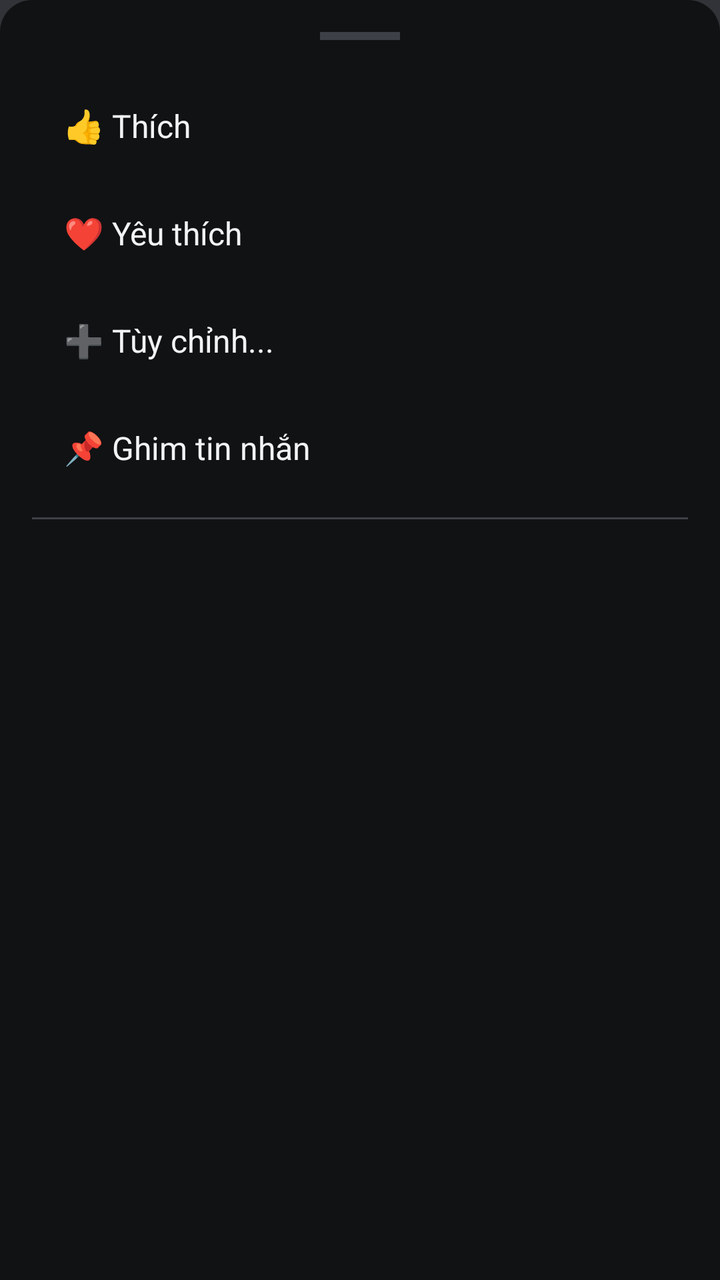
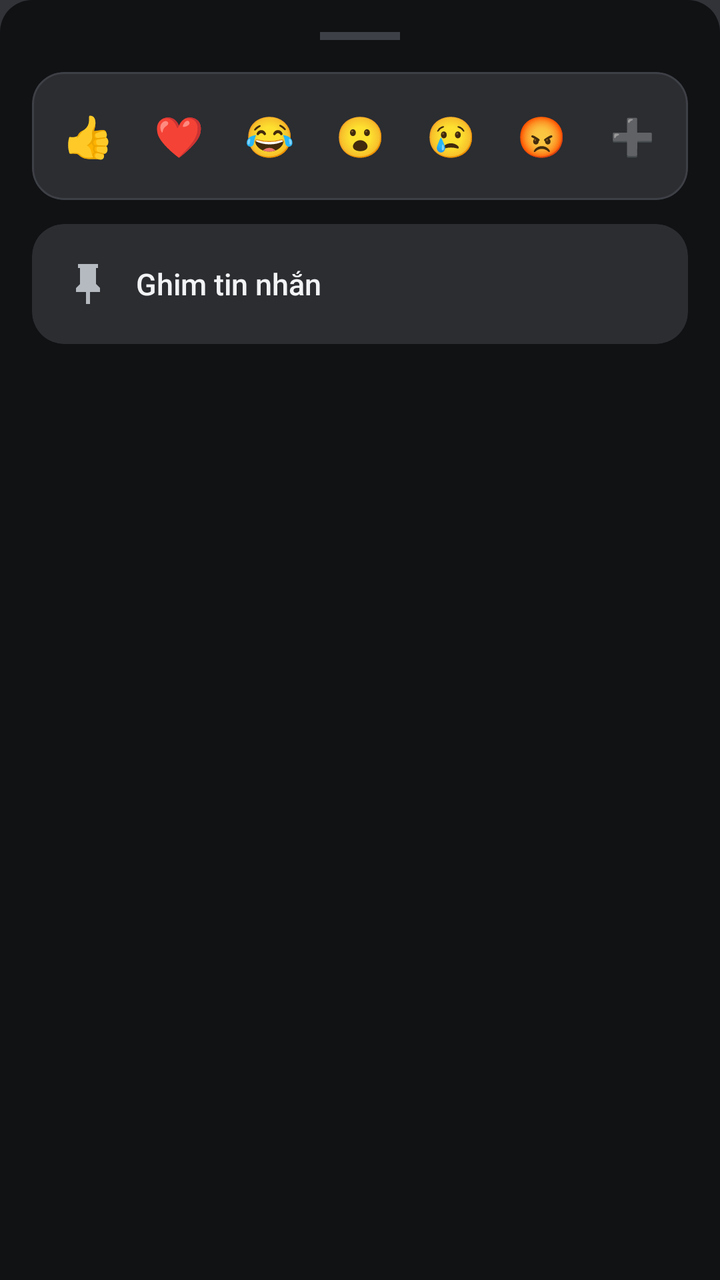

The first picture is an Android layout as it rendered before a commit; the second is the same layout after the commit. The layout source and the unified diff follow.
<!-- AndroidManifest.xml: application theme Theme.SE114_CallingSystem -->
<!-- res/layout/layout_bottom_sheet_menu.xml -->
<?xml version="1.0" encoding="utf-8"?>
<LinearLayout xmlns:android="http://schemas.android.com/apk/res/android"
    android:layout_width="match_parent"
    android:layout_height="wrap_content"
    android:background="@drawable/bg_bottom_sheet"
    android:orientation="vertical"
    android:padding="16dp">

    <View
        android:layout_width="40dp"
        android:layout_height="4dp"
        android:layout_gravity="center_horizontal"
        android:background="@color/handle_bar"
        android:layout_marginBottom="16dp"/>

    <TextView
        android:id="@+id/btnReactLike"
        android:layout_width="match_parent"
        android:layout_height="wrap_content"
        android:padding="16dp"
        android:text="👍 Thích"
        android:textColor="@color/text_primary"
        android:textSize="16sp"
        android:background="?attr/selectableItemBackground"/>

    <TextView
        android:id="@+id/btnReactLove"
        android:layout_width="match_parent"
        android:layout_height="wrap_content"
        android:padding="16dp"
        android:text="❤️ Yêu thích"
        android:textColor="@color/text_primary"
        android:textSize="16sp"
        android:background="?attr/selectableItemBackground"/>

    <TextView
        android:id="@+id/btnReactCustom"
        android:layout_width="match_parent"
        android:layout_height="wrap_content"
        android:padding="16dp"
        android:text="➕ Tùy chỉnh..."
        android:textColor="@color/text_primary"
        android:textSize="16sp"
        android:background="?attr/selectableItemBackground"/>

    <TextView
        android:id="@+id/btnRemoveReaction"
        android:layout_width="match_parent"
        android:layout_height="wrap_content"
        android:padding="16dp"
        android:text="💔 Gỡ cảm xúc"
        android:textColor="@color/text_primary"
        android:textSize="16sp"
        android:visibility="gone"
        android:background="?attr/selectableItemBackground"/>

    <TextView
        android:id="@+id/btnPin"
        android:layout_width="match_parent"
        android:layout_height="wrap_content"
        android:padding="16dp"
        android:text="📌 Ghim tin nhắn"
        android:textColor="@color/text_primary"
        android:textSize="16sp"
        android:background="?attr/selectableItemBackground"/>

    <View
        android:layout_width="match_parent"
        android:layout_height="1dp"
        android:background="@color/divider"
        android:layout_marginVertical="8dp"/>

    <TextView
        android:id="@+id/btnDelete"
        android:layout_width="match_parent"
        android:layout_height="wrap_content"
        android:padding="16dp"
        android:text="🗑️ Thu hồi tin nhắn"
        android:textColor="@color/danger"
        android:textSize="16sp"
        android:textStyle="bold"
        android:visibility="gone"
        android:background="?attr/selectableItemBackground"/>

</LinearLayout>
<!-- resources referenced by this layout -->
<resources>
  <color name="danger">@color/discord_red</color>
  <color name="divider">@color/discord_divider</color>
  <color name="handle_bar">@color/discord_divider</color>
  <color name="text_primary">@color/discord_text_primary</color>
  <!-- drawable bg_bottom_sheet (drawable) -->
  <?xml version="1.0" encoding="utf-8"?>
  <shape xmlns:android="http://schemas.android.com/apk/res/android"
      android:shape="rectangle">
      <solid android:color="@color/discord_dark_floating" />
      <corners
          android:topLeftRadius="16dp"
          android:topRightRadius="16dp"
          android:bottomLeftRadius="0dp"
          android:bottomRightRadius="0dp" />
  </shape>
  <style name="Theme.SE114_CallingSystem" parent="Base.Theme.SE114_CallingSystem" />
  <color name="discord_red">#DA373C</color>
  <color name="discord_divider">#3E4047</color>
  <color name="discord_text_primary">#F2F3F5</color>
  <color name="discord_dark_floating">#111214</color>
  <style name="Base.Theme.SE114_CallingSystem" parent="Theme.Material3.DayNight.NoActionBar">
          <item name="colorPrimary">@color/accent</item>
          <item name="colorOnPrimary">@color/text_on_accent</item>
          <item name="colorSecondary">@color/accent_light</item>
          <item name="android:windowBackground">@color/bg_primary</item>
          <item name="android:statusBarColor">@color/bg_primary</item>
          <item name="android:navigationBarColor">@color/bg_primary</item>
      </style>
  <color name="accent">@color/discord_blurple</color>
  <color name="text_on_accent">#FFFFFF</color>
  <color name="accent_light">#7A85F5</color>
  <color name="bg_primary">@color/discord_dark_base</color>
  <color name="discord_blurple">#5865F2</color>
  <color name="discord_dark_base">#313338</color>
</resources>

<!-- the commit's change to res/layout/layout_bottom_sheet_menu.xml (unified diff, before → after) -->
@@ -1,85 +1,229 @@
 <?xml version="1.0" encoding="utf-8"?>
 <LinearLayout xmlns:android="http://schemas.android.com/apk/res/android"
+    xmlns:app="http://schemas.android.com/apk/res-auto"
     android:layout_width="match_parent"
     android:layout_height="wrap_content"
     android:background="@drawable/bg_bottom_sheet"
+    android:backgroundTint="@color/discord_dark_floating"
     android:orientation="vertical"
     android:padding="16dp">
 
+    
     <View
         android:layout_width="40dp"
         android:layout_height="4dp"
         android:layout_gravity="center_horizontal"
-        android:background="@color/handle_bar"
+        android:background="@color/discord_divider"
         android:layout_marginBottom="16dp"/>
 
-    <TextView
-        android:id="@+id/btnReactLike"
+    
+    <com.google.android.material.card.MaterialCardView
+        android:layout_width="match_parent"
+        android:layout_height="64dp"
+        android:layout_marginBottom="12dp"
+        app:cardBackgroundColor="@color/discord_dark_alt"
+        app:cardCornerRadius="16dp"
+        app:cardElevation="0dp"
+        app:strokeColor="@color/discord_divider"
+        app:strokeWidth="1dp">
+
+        <LinearLayout
+            android:layout_width="match_parent"
+            android:layout_height="match_parent"
+            android:orientation="horizontal"
+            android:gravity="center"
+            android:paddingHorizontal="8dp">
+
+            <TextView
+                android:id="@+id/btnReactLike"
+                android:layout_width="40dp"
+                android:layout_height="40dp"
+                android:gravity="center"
+                android:text="👍"
+                android:textSize="20sp"
+                android:background="?android:attr/selectableItemBackgroundBorderless"
+                android:clickable="true"
+                android:focusable="true"/>
+
+            <View
+                android:layout_width="0dp"
+                android:layout_height="1dp"
+                android:layout_weight="1"/>
+
+            <TextView
+                android:id="@+id/btnReactLove"
+                android:layout_width="40dp"
+                android:layout_height="40dp"
+                android:gravity="center"
+                android:text="❤️"
+                android:textSize="20sp"
+                android:background="?android:attr/selectableItemBackgroundBorderless"
+                android:clickable="true"
+                android:focusable="true"/>
+
+            <View
+                android:layout_width="0dp"
+                android:layout_height="1dp"
+                android:layout_weight="1"/>
+
+            <TextView
+                android:id="@+id/btnReactHaha"
+                android:layout_width="40dp"
+                android:layout_height="40dp"
+                android:gravity="center"
+                android:text="😂"
+                android:textSize="20sp"
+                android:background="?android:attr/selectableItemBackgroundBorderless"
+                android:clickable="true"
+                android:focusable="true"/>
+
+            <View
+                android:layout_width="0dp"
+                android:layout_height="1dp"
+                android:layout_weight="1"/>
+
+            <TextView
+                android:id="@+id/btnReactWow"
+                android:layout_width="40dp"
+                android:layout_height="40dp"
+                android:gravity="center"
+                android:text="😮"
+                android:textSize="20sp"
+                android:background="?android:attr/selectableItemBackgroundBorderless"
+                android:clickable="true"
+                android:focusable="true"/>
+
+            <View
+                android:layout_width="0dp"
+                android:layout_height="1dp"
+                android:layout_weight="1"/>
+
+            <TextView
+                android:id="@+id/btnReactSad"
+                android:layout_width="40dp"
+                android:layout_height="40dp"
+                android:gravity="center"
+                android:text="😢"
+                android:textSize="20sp"
+                android:background="?android:attr/selectableItemBackgroundBorderless"
+                android:clickable="true"
+                android:focusable="true"/>
+
+            <View
+                android:layout_width="0dp"
+                android:layout_height="1dp"
+                android:layout_weight="1"/>
+
+            <TextView
+                android:id="@+id/btnReactAngry"
+                android:layout_width="40dp"
+                android:layout_height="40dp"
+                android:gravity="center"
+                android:text="😡"
+                android:textSize="20sp"
+                android:background="?android:attr/selectableItemBackgroundBorderless"
+                android:clickable="true"
+                android:focusable="true"/>
+
+            <View
+                android:layout_width="0dp"
+                android:layout_height="1dp"
+                android:layout_weight="1"/>
+
+            <TextView
+                android:id="@+id/btnReactCustom"
+                android:layout_width="40dp"
+                android:layout_height="40dp"
+                android:gravity="center"
+                android:text="➕"
+                android:textSize="18sp"
+                android:textColor="@color/discord_text_secondary"
+                android:background="?android:attr/selectableItemBackgroundBorderless"
+                android:clickable="true"
+                android:focusable="true"/>
+        </LinearLayout>
+    </com.google.android.material.card.MaterialCardView>
+
+    
+    <com.google.android.material.card.MaterialCardView
         android:layout_width="match_parent"
         android:layout_height="wrap_content"
-        android:padding="16dp"
-        android:text="👍 Thích"
-        android:textColor="@color/text_primary"
-        android:textSize="16sp"
-        android:background="?attr/selectableItemBackground"/>
-
-    <TextView
-        android:id="@+id/btnReactLove"
-        android:layout_width="match_parent"
-        android:layout_height="wrap_content"
-        android:padding="16dp"
-        android:text="❤️ Yêu thích"
-        android:textColor="@color/text_primary"
-        android:textSize="16sp"
-        android:background="?attr/selectableItemBackground"/>
-
-    <TextView
-        android:id="@+id/btnReactCustom"
-        android:layout_width="match_parent"
-        android:layout_height="wrap_content"
-        android:padding="16dp"
-        android:text="➕ Tùy chỉnh..."
-        android:textColor="@color/text_primary"
-        android:textSize="16sp"
-        android:background="?attr/selectableItemBackground"/>
-
-    <TextView
-        android:id="@+id/btnRemoveReaction"
-        android:layout_width="match_parent"
-        android:layout_height="wrap_content"
-        android:padding="16dp"
-        android:text="💔 Gỡ cảm xúc"
-        android:textColor="@color/text_primary"
-        android:textSize="16sp"
-        android:visibility="gone"
-        android:background="?attr/selectableItemBackground"/>
-
-    <TextView
-        android:id="@+id/btnPin"
-        android:layout_width="match_parent"
-        android:layout_height="wrap_content"
-        android:padding="16dp"
-        android:text="📌 Ghim tin nhắn"
-        android:textColor="@color/text_primary"
-        android:textSize="16sp"
-        android:background="?attr/selectableItemBackground"/>
-
-    <View
-        android:layout_width="match_parent"
-        android:layout_height="1dp"
-        android:background="@color/divider"
-        android:layout_marginVertical="8dp"/>
-
-    <TextView
-        android:id="@+id/btnDelete"
-        android:layout_width="match_parent"
-        android:layout_height="wrap_content"
-        android:padding="16dp"
-        android:text="🗑️ Thu hồi tin nhắn"
-        android:textColor="@color/danger"
-        android:textSize="16sp"
-        android:textStyle="bold"
-        android:visibility="gone"
-        android:background="?attr/selectableItemBackground"/>
+        app:cardBackgroundColor="@color/discord_dark_alt"
+        app:cardCornerRadius="16dp"
+        app:cardElevation="0dp"
+        app:strokeWidth="0dp">
+
+        <LinearLayout
+            android:layout_width="match_parent"
+            android:layout_height="wrap_content"
+            android:orientation="vertical"
+            android:paddingVertical="4dp">
+
+            
+            <TextView
+                android:id="@+id/btnRemoveReaction"
+                android:layout_width="match_parent"
+                android:layout_height="52dp"
+                android:gravity="center_vertical"
+                android:paddingHorizontal="16dp"
+                android:text="Gỡ cảm xúc"
+                android:drawableStart="@android:drawable/ic_menu_close_clear_cancel"
+                app:drawableTint="@color/discord_text_secondary"
+                android:drawablePadding="12dp"
+                android:textColor="@color/discord_text_primary"
+                android:textSize="15sp"
+                android:fontFamily="sans-serif-medium"
+                android:visibility="gone"
+                android:background="?android:attr/selectableItemBackground"
+                android:clickable="true"
+                android:focusable="true"/>
+
+            
+            <View
+                android:id="@+id/dividerAction"
+                android:layout_width="match_parent"
+                android:layout_height="1dp"
+                android:background="@color/discord_divider"
+                android:layout_marginHorizontal="16dp"
+                android:visibility="gone"/>
+
+            
+            <TextView
+                android:id="@+id/btnPin"
+                android:layout_width="match_parent"
+                android:layout_height="52dp"
+                android:gravity="center_vertical"
+                android:paddingHorizontal="16dp"
+                android:text="Ghim tin nhắn"
+                android:drawableStart="@drawable/ic_pin"
+                app:drawableTint="@color/discord_text_secondary"
+                android:drawablePadding="12dp"
+                android:textColor="@color/discord_text_primary"
+                android:textSize="15sp"
+                android:fontFamily="sans-serif-medium"
+                android:background="?android:attr/selectableItemBackground"
+                android:clickable="true"
+                android:focusable="true"/>
+
+            
+            <TextView
+                android:id="@+id/btnDelete"
+                android:layout_width="match_parent"
+                android:layout_height="52dp"
+                android:gravity="center_vertical"
+                android:paddingHorizontal="16dp"
+                android:text="Thu hồi tin nhắn"
+                android:drawableStart="@android:drawable/ic_menu_delete"
+                app:drawableTint="@color/discord_red"
+                android:drawablePadding="12dp"
+                android:textColor="@color/discord_red"
+                android:textSize="15sp"
+                android:fontFamily="sans-serif-black"
+                android:visibility="gone"
+                android:background="?android:attr/selectableItemBackground"
+                android:clickable="true"
+                android:focusable="true"/>
+        </LinearLayout>
+    </com.google.android.material.card.MaterialCardView>
 
 </LinearLayout>
<!-- resource entries referenced after the edit -->
@@ -1,9 +1,6 @@
 <!-- resources referenced by this layout -->
 <resources>
-  <color name="danger">@color/discord_red</color>
-  <color name="divider">@color/discord_divider</color>
-  <color name="handle_bar">@color/discord_divider</color>
-  <color name="text_primary">@color/discord_text_primary</color>
+  <color name="discord_dark_alt">#2B2D31</color>
   <!-- drawable bg_bottom_sheet (drawable) -->
   <?xml version="1.0" encoding="utf-8"?>
   <shape xmlns:android="http://schemas.android.com/apk/res/android"
@@ -15,10 +12,21 @@
           android:bottomLeftRadius="0dp"
           android:bottomRightRadius="0dp" />
   </shape>
+  <!-- drawable ic_pin (drawable) -->
+  <vector xmlns:android="http://schemas.android.com/apk/res/android"
+      android:width="24dp"
+      android:height="24dp"
+      android:viewportWidth="24"
+      android:viewportHeight="24">
+    <path
+        android:fillColor="#FFFFFFFF"
+        android:pathData="M16,12V4H17V2H7V4H8V12L6,14V16H11V22H13V16H18V14L16,12M8.8,14H15.2L14,12.8V4H10V12.8L8.8,14Z"/>
+  </vector>
   <style name="Theme.SE114_CallingSystem" parent="Base.Theme.SE114_CallingSystem" />
   <color name="discord_red">#DA373C</color>
   <color name="discord_divider">#3E4047</color>
   <color name="discord_text_primary">#F2F3F5</color>
+  <color name="discord_text_secondary">#B5BAC1</color>
   <color name="discord_dark_floating">#111214</color>
   <style name="Base.Theme.SE114_CallingSystem" parent="Theme.Material3.DayNight.NoActionBar">
           <item name="colorPrimary">@color/accent</item>
